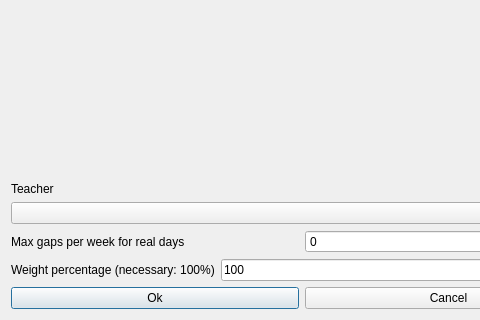
Above: fet/src/interface/modifyconstraintteachermaxgapsperweekforrealdaysform_template.ui from vonmecheln/fet before the change; both pictures show x 0 to 480 and y 81 to 401 of the 603 by 401 pixel window. Below: the same form after it.
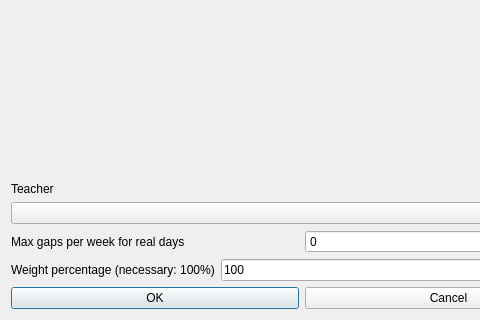
That is the form after the change.

Diff of the .ui file:
```diff
--- a/fet/src/interface/modifyconstraintteachermaxgapsperweekforrealdaysform_template.ui
+++ b/fet/src/interface/modifyconstraintteachermaxgapsperweekforrealdaysform_template.ui
@@ -19,7 +19,7 @@
      <item>
       <widget class="QPushButton" name="okPushButton">
        <property name="text">
-        <string>Ok</string>
+        <string>OK</string>
        </property>
       </widget>
      </item>
```
